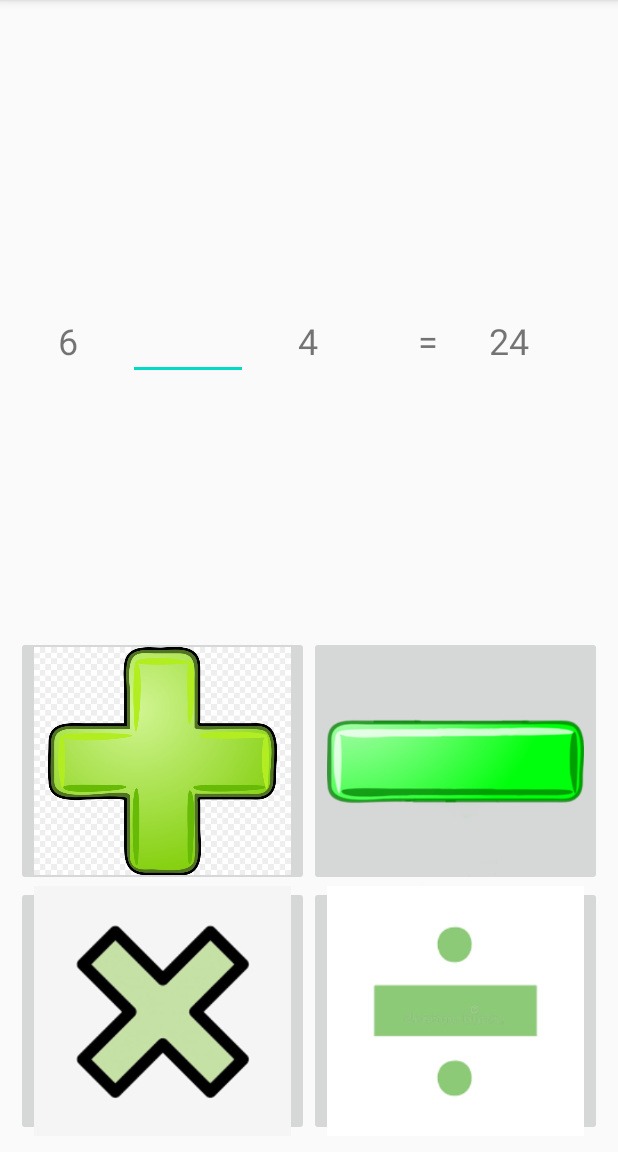
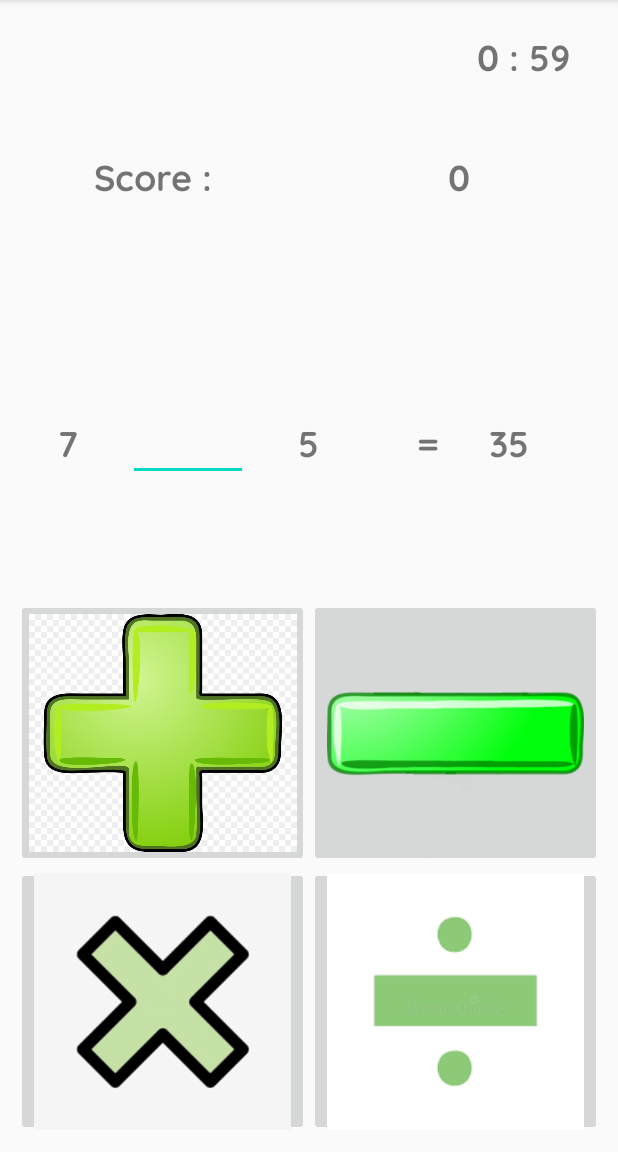
Before and after one commit to prathmesh1199/TestYourMath, an Android app: the Easy screen opened directly, with no data from a screen before it, on a phone screen of 412 x 824 dp, the part 84-1236 px from its top. Run offline under Robolectric (Android 15) with nearby library versions, the phone set to English and light mode, and no system bars; Roboto replaces fonts that are not available here.

Commit message:
Timer & Score Added.

```diff
--- a/app/src/main/java/com/example/testyourmath/Easy.java
+++ b/app/src/main/java/com/example/testyourmath/Easy.java
@@ -1,8 +1,12 @@
 package com.example.testyourmath;
 
+import androidx.appcompat.app.AlertDialog;
 import androidx.appcompat.app.AppCompatActivity;
 
+import android.content.DialogInterface;
+import android.content.Intent;
 import android.os.Bundle;
+import android.os.CountDownTimer;
 import android.util.Log;
 import android.view.View;
 import android.widget.EditText;
@@ -11,11 +15,17 @@ import android.widget.TextView;
 import android.widget.Toast;
 
 import java.util.Random;
+import java.util.concurrent.TimeUnit;
 
 public class Easy extends AppCompatActivity {
 
-    TextView tv_num1 , tv_num2  , tv_op;
+    TextView tv_num1 , tv_num2  , tv_op , tv_score , tv_time_left;
     EditText edt_opr;
+
+    private CountDownTimer countDownTimer;
+    private long timeLeftInMilliseconds = 60000;
+    private boolean timerrunning;
+
     @Override
     protected void onCreate(Bundle savedInstanceState) {
         super.onCreate(savedInstanceState);
@@ -25,11 +35,38 @@ public class Easy extends AppCompatActivity {
         tv_num2 = findViewById(R.id.tv_easy_num2);
         edt_opr = findViewById(R.id.edt_easy_opr1);
         tv_op = findViewById(R.id.tv_easy_op);
+        tv_score = findViewById(R.id.tv_score);
+        tv_time_left = findViewById(R.id.tv_time_left);
 
+        countDownTimer = new CountDownTimer(60005 , 1000) {
+            @Override
+            public void onTick(long millisUntilFinished) {
+                tv_time_left.setText(""+String.format("%d : %d ",
+                        TimeUnit.MILLISECONDS.toMinutes( millisUntilFinished),
+                        TimeUnit.MILLISECONDS.toSeconds(millisUntilFinished) -
+                                TimeUnit.MINUTES.toSeconds(TimeUnit.MILLISECONDS.toMinutes(millisUntilFinished))));
+            }
+
+            @Override
+            public void onFinish() {
+                AlertDialog.Builder builder = new AlertDialog.Builder(Easy.this);
+                builder.setTitle("Opps..Time Up.!").setMessage("Your Score is : " + tv_score.getText().toString().trim())
+                .setPositiveButton("Ok", new DialogInterface.OnClickListener() {
+                    @Override
+                    public void onClick(DialogInterface dialogInterface, int i) {
+                        Intent intent = new Intent(Easy.this , MainActivity.class);
+                        startActivity(intent);
+                    }
+                });
+                builder.create();
+                builder.show();
+            }
+        };
+
+        countDownTimer.start();
         show();
 
     }
-
 
     public void OnPlusClick(View view) {
         edt_opr.setText(String.valueOf('+'));
@@ -37,10 +74,15 @@ public class Easy extends AppCompatActivity {
         int n2 = Integer.parseInt(tv_num2.getText().toString().trim());
         int op = Integer.parseInt(tv_op.getText().toString().trim());
 
+        Log.d("here " ,"OnPlusClick: " + n1 + " " + n2 + " " + op);
+
         if(n1 + n2 == op) {
             Toast.makeText(this, "Correct", Toast.LENGTH_SHORT).show();
+            int score = Integer.parseInt(tv_score.getText().toString().trim());
 
-            //edt_opr.setText("");
+            score++;
+            tv_score.setText(String.valueOf(score));
+            edt_opr.setText("");
             show();
         }
         else Toast.makeText(this, "Wrong", Toast.LENGTH_SHORT).show();
@@ -52,10 +94,16 @@ public class Easy extends AppCompatActivity {
         int n2 = Integer.parseInt(tv_num2.getText().toString().trim());
         int op = Integer.parseInt(tv_op.getText().toString().trim());
 
+        Log.d("here", "OnMinusClick: " + n1 + " " + n2 + " " + op);
+
         if(n1 - n2 == op) {
             Toast.makeText(this, "Correct", Toast.LENGTH_SHORT).show();
 
-            //edt_opr.setText("");
+            int score = Integer.parseInt(tv_score.getText().toString().trim());
+
+            score++;
+            tv_score.setText(String.valueOf(score));
+            edt_opr.setText("");
             show();
         }
         else Toast.makeText(this, "Wrong", Toast.LENGTH_SHORT).show();
@@ -69,11 +117,16 @@ public class Easy extends AppCompatActivity {
         int n2 = Integer.parseInt(tv_num2.getText().toString().trim());
         int op = Integer.parseInt(tv_op.getText().toString().trim());
 
+        Log.d("here", "OnMultiplyClick: " + n1 + " " + n2 + " " + op);
+
         if(n1 * n2 == op) {
             Toast.makeText(this, "Correct", Toast.LENGTH_SHORT).show();
 
+            int score = Integer.parseInt(tv_score.getText().toString().trim());
 
-            //edt_opr.setText("");
+            score++;
+            tv_score.setText(String.valueOf(score));
+            edt_opr.setText("");
             show();
         }
         else Toast.makeText(this, "Wrong", Toast.LENGTH_SHORT).show();
@@ -87,10 +140,15 @@ public class Easy extends AppCompatActivity {
         int n2 = Integer.parseInt(tv_num2.getText().toString().trim());
         int op = Integer.parseInt(tv_op.getText().toString().trim());
 
+        Log.d("here", "OnDivideClick: " + n1 + " " + n2 + " " + op);
+
         if(n1 / n2 == op) {
             Toast.makeText(this, "Correct", Toast.LENGTH_SHORT).show();
+            int score = Integer.parseInt(tv_score.getText().toString().trim());
 
-            //edt_opr.setText("");
+            score++;
+            tv_score.setText(String.valueOf(score));
+            edt_opr.setText("");
 
             show();
         }
@@ -101,8 +159,8 @@ public class Easy extends AppCompatActivity {
 
     public void show() {
         Random random = new Random();
-        int n1 = random.nextInt(10) ;
-        int n2 = random.nextInt(10);
+        int n1 = random.nextInt(10) + 1 ;
+        int n2 = random.nextInt(10) + 1;
 
         char[] opr = new char[4];
         opr[0] = '+';
@@ -111,7 +169,7 @@ public class Easy extends AppCompatActivity {
         opr[3] = '/';
 
         int idx = random.nextInt(4);
-        Log.d("here", "onCreate: " + idx + " " + opr[idx]);
+        Log.d("here", "onCreate: aaa" + idx + " " + opr[idx] + " " + n1 + " " + n2);
 
         if(n2 > n1) {
             int temp = n1;
@@ -119,21 +177,17 @@ public class Easy extends AppCompatActivity {
             n2 = temp;
         }
 
+        Log.d("here", "onCreate: bbb" + idx + " " + opr[idx] + " " + n1 + " " + n2);
 
-        while(opr[idx] == '/' || n2 == 0) {
-            Log.d("here", "onCreate: " + n1 + " " + n2 + " " + idx + " " + opr[idx]);
-            if(n2 == 0 && opr[idx] == '/') {
-                n2 = random.nextInt(10);
-                if(n2 > n1) {
-                    int temp = n1;
-                    n1 = n2;
-                    n2 = temp;
-                }
-            } else if(n1 % n2 != 0) {
-                idx = random.nextInt(4);
-            } else break;
+
+        Log.d("here", "onCreate: ccc" + idx + " " + opr[idx] + " " + n1 + " " + n2);
+
+        while(idx == 3 && n1 % n2 !=0) {
+            idx = random.nextInt(4);
         }
-        Log.d("here", "onCreate: below" + n1 + " " + n2 + " " + idx + " " + opr[idx]);
+
+        Log.d("here", "onCreate: ddd" + idx + " " + opr[idx] + " " + n1 + " " + n2);
+        //Log.d("here", "onCreate: below" + n1 + " " + n2 + " " + idx + " " + opr[idx]);
         int op = 1;
 
         if(n2 > n1) {
@@ -142,6 +196,7 @@ public class Easy extends AppCompatActivity {
             n2 = temp;
         }
 
+        Log.d("here", "onCreate: eee" + idx + " " + opr[idx] + " " + n1 + " " + n2);
         switch (idx) {
             case 0 : op = n1 + n2;break;
             case 1 : op = n1 - n2;break;
@@ -149,6 +204,7 @@ public class Easy extends AppCompatActivity {
             case 3 : op = n1 / n2;break;
         }
 
+        Log.d("here", "onCreate: fff" + idx + " " + opr[idx] + " " + n1 + " " + n2);
         tv_num1.setText(String.valueOf(n1));
         tv_num2.setText(String.valueOf(n2));
 
--- /dev/null
+++ b/app/src/main/res/font/quicksand_bold.xml
@@ -0,0 +1,7 @@
+<?xml version="1.0" encoding="utf-8"?>
+<font-family xmlns:app="http://schemas.android.com/apk/res-auto"
+        app:fontProviderAuthority="com.google.android.gms.fonts"
+        app:fontProviderPackage="com.google.android.gms"
+        app:fontProviderQuery="name=Quicksand&amp;weight=700"
+        app:fontProviderCerts="@array/com_google_android_gms_fonts_certs">
+</font-family>
--- a/app/src/main/res/layout/activity_easy.xml
+++ b/app/src/main/res/layout/activity_easy.xml
@@ -8,6 +8,82 @@
     android:weightSum="10"
     android:orientation="vertical"
     tools:context=".Easy">
+
+
+    <LinearLayout
+        android:id="@+id/layout"
+        android:layout_width="match_parent"
+        android:layout_height="0dp"
+        android:layout_weight="5"
+        android:weightSum="10"
+        android:orientation="vertical"
+        >
+
+        <LinearLayout
+            android:layout_width="match_parent"
+            android:layout_height="0dp"
+            android:layout_weight="5"
+            android:weightSum="10"
+            android:orientation="vertical"
+            >
+
+            <LinearLayout
+                android:layout_width="match_parent"
+                android:layout_height="0dp"
+                android:layout_weight="4"
+
+                android:orientation="horizontal"
+                >
+
+
+                <TextView
+                    android:id="@+id/tv_time_left"
+                    android:layout_width="match_parent"
+                    android:layout_height="wrap_content"
+                    android:layout_marginRight="20dp"
+                    android:layout_gravity="center_vertical"
+                    android:gravity="end"
+                    android:textSize="24sp"
+                    android:fontFamily="@font/quicksand_bold"
+                    android:text="1:00"
+
+                    ></TextView>
+
+            </LinearLayout>
+
+            <LinearLayout
+                android:layout_width="match_parent"
+                android:layout_height="0dp"
+                android:layout_weight="6"
+                android:weightSum="10"
+                android:orientation="horizontal"
+                >
+
+                <TextView
+                    android:layout_width="0dp"
+                    android:layout_height="match_parent"
+                    android:layout_weight="5"
+                    android:text="Score : "
+
+                    android:gravity="center"
+                    android:fontFamily="@font/quicksand_bold"
+                    android:textSize="24sp"
+                ></TextView>
+
+                <TextView
+                    android:id="@+id/tv_score"
+                    android:layout_width="0dp"
+                    android:layout_height="match_parent"
+                    android:layout_weight="5"
+                    android:text="0"
+                    android:gravity="center"
+                    android:fontFamily="@font/quicksand_bold"
+                    android:textSize="24sp"
+                    ></TextView>
+
+            </LinearLayout>
+
+        </LinearLayout>
 
        <LinearLayout
            android:id="@+id/top_layout"
@@ -26,6 +102,7 @@
                android:layout_height="wrap_content"
                android:layout_weight="2"
                android:text=""
+               android:fontFamily="@font/quicksand_bold"
                android:gravity="center"
                android:textSize="24sp"
                ></TextView>
@@ -36,6 +113,7 @@
                android:layout_height="wrap_content"
                android:layout_weight="2"
                android:textSize="24sp"
+               android:fontFamily="@font/quicksand_bold"
                android:gravity="center"
                ></EditText>
 
@@ -46,6 +124,7 @@
                android:layout_weight="2"
                android:textSize="24sp"
                android:gravity="center"
+               android:fontFamily="@font/quicksand_bold"
                android:text=""
                ></TextView>
 
@@ -55,6 +134,7 @@
                android:layout_height="wrap_content"
                android:layout_weight="2"
                android:textSize="24sp"
+               android:fontFamily="@font/quicksand_bold"
                android:text="="
                android:gravity="center"
                ></TextView>
@@ -64,12 +144,15 @@
                android:layout_width="0dp"
                android:layout_height="wrap_content"
                android:layout_weight="2"
+               android:fontFamily="@font/quicksand_bold"
                android:textSize="24sp"
                android:text=""
                ></TextView>
 
+       </LinearLayout>
 
    </LinearLayout>
+
 
    <LinearLayout
        android:layout_below="@id/top_layout"
--- a/app/src/main/res/layout/activity_main.xml
+++ b/app/src/main/res/layout/activity_main.xml
@@ -13,9 +13,8 @@
         android:layout_height="wrap_content"
         android:text="Play"
         android:layout_centerInParent="true"
+        android:fontFamily="@font/quicksand_bold"
         android:onClick="OnPlayClick"
         ></Button>
 
-
-
 </RelativeLayout>
```
Also changed, not shown: app/build.gradle (+8 -0 lines), app/src/main/res/font/abhaya_libre_bold.xml (added, +7 -0 lines), app/src/main/res/font/merriweather_black.xml (added, +7 -0 lines). Lines whose indentation alone changed are shown as unchanged.
